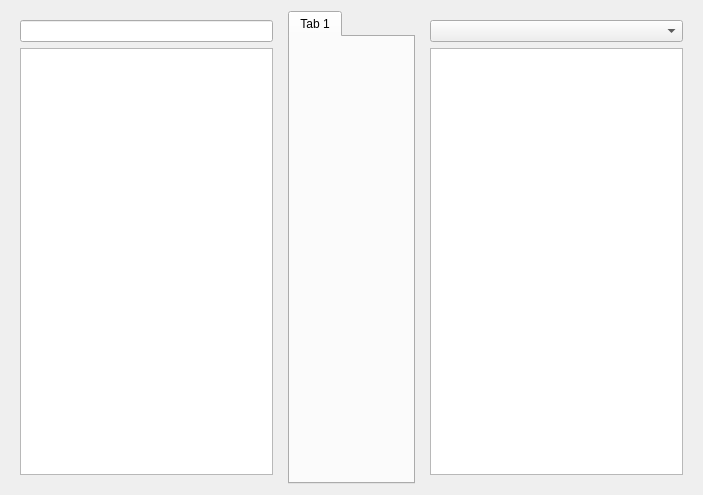
Before: the Qt Designer form src/query/queryscreen.ui in Crissium/SilverDict-desktop, drawn with Qt 5.
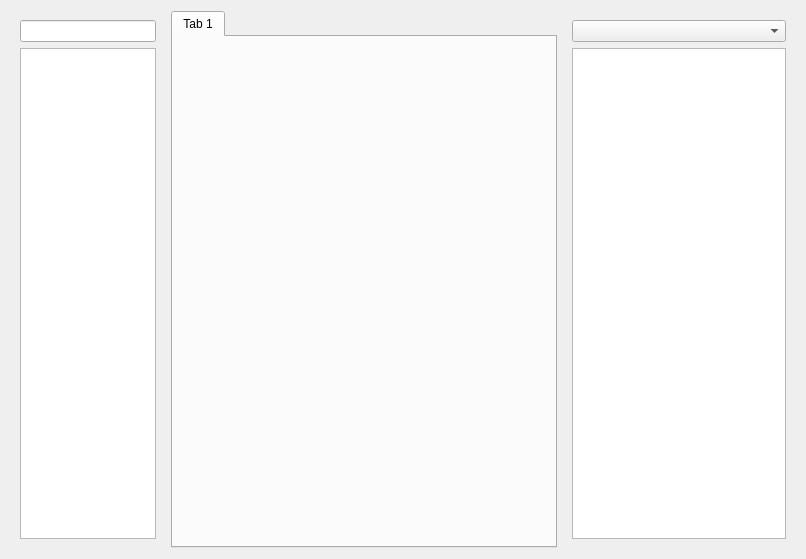
After: the same form once the commit is applied.

The edit to the form file:
```diff
--- a/src/query/queryscreen.ui
+++ b/src/query/queryscreen.ui
@@ -6,8 +6,8 @@
    <rect>
     <x>0</x>
     <y>0</y>
-    <width>703</width>
-    <height>495</height>
+    <width>806</width>
+    <height>559</height>
    </rect>
   </property>
   <property name="sizePolicy">
@@ -19,7 +19,7 @@
   <property name="autoFillBackground">
    <bool>false</bool>
   </property>
-  <layout class="QHBoxLayout" name="horizontalLayout">
+  <layout class="QHBoxLayout" name="horizontalLayout" stretch="2,5,3">
    <item>
     <widget class="QWidget" name="searchPane" native="true">
      <layout class="QVBoxLayout" name="verticalLayout">
```
Left out of the diff: 3 changed lines with no effect on the pictures.
